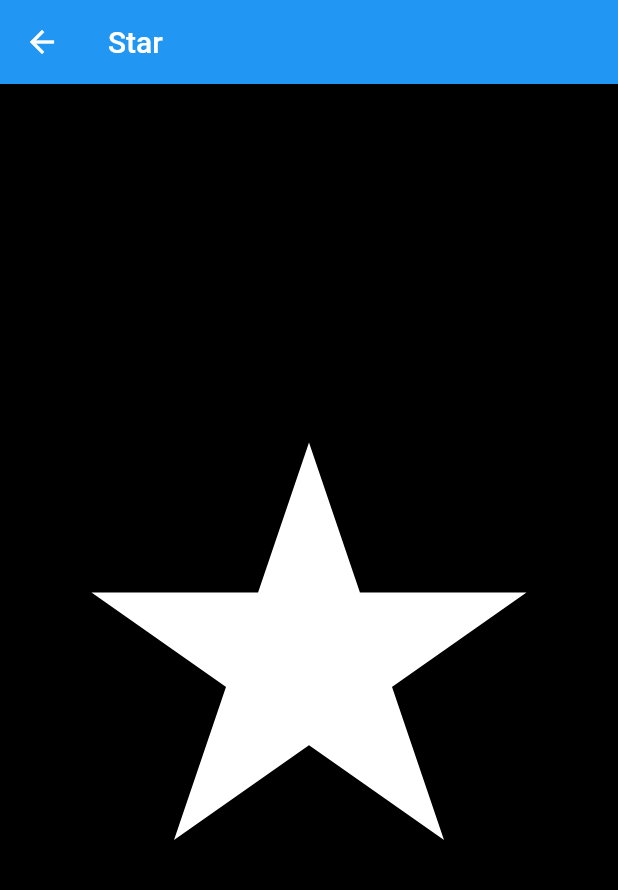
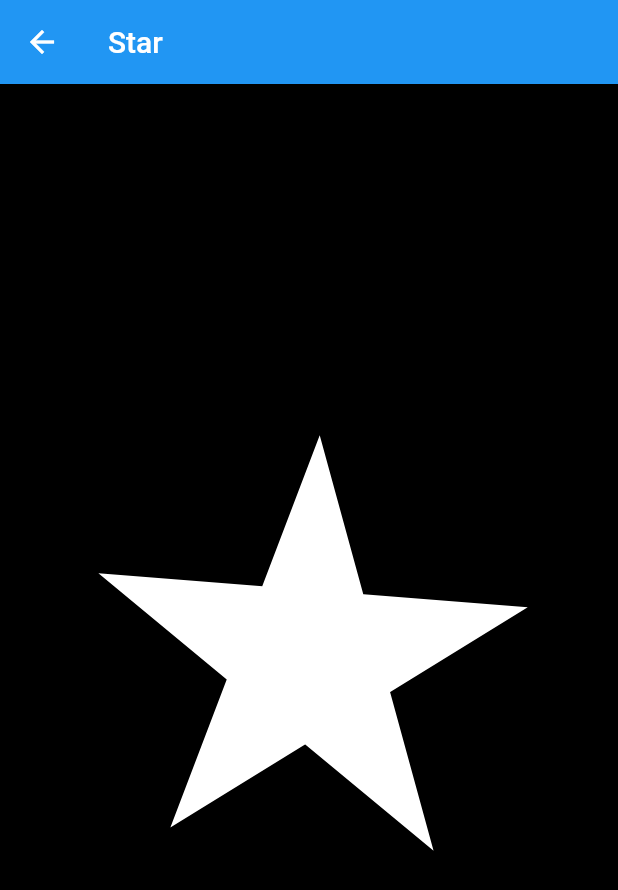
Before and after one commit to kazuki-oshino/custom_painter_sample, a Flutter app: the screen it shows after launch, after a tap on "Star", on a phone screen of 412 x 824 dp. Shown: the top 890 px of the screen. Run offline on Flutter 3.47's test engine with Material 2 defaults, Android fonts, the phone set to English and light mode, and no system bars; our stand-ins replace flutter_hooks, hooks_riverpod.

Commit message:
add rotate animation star screen

```diff
--- a/lib/views/star/star_painter.dart
+++ b/lib/views/star/star_painter.dart
@@ -3,17 +3,23 @@ import 'dart:math';
 import 'package:flutter/material.dart';
 
 class StarPainter extends CustomPainter {
+  final double val;
+
+  StarPainter({required this.val});
+
   @override
   void paint(Canvas canvas, Size size) {
+    final _offsetList = <Offset>[
+      Offset(90, 120),
+      Offset(-145, -45),
+      Offset(145, -45),
+      Offset(-90, 120),
+      Offset(0, -145),
+    ];
 
-    final _offsetList = <Offset>[];
-    _offsetList.add(Offset(90, 120));
-    _offsetList.add(Offset(-145, -45));
-    _offsetList.add(Offset(145, -45));
-    _offsetList.add(Offset(-90, 120));
-    _offsetList.add(Offset(0, -145));
+    final _rotateOffsetList = _offsetList.map((o) => _rotate(o, val)).toList();
 
-    final path = Path()..addPolygon(_offsetList, false);
+    final path = Path()..addPolygon(_rotateOffsetList, false);
     canvas.drawPath(
       path,
       Paint()
@@ -24,19 +30,13 @@ class StarPainter extends CustomPainter {
 
   @override
   bool shouldRepaint(covariant CustomPainter oldDelegate) {
-    return false;
+    return true;
   }
 
-  Offset _affinTranslate(
-    Offset pos, {
-    double radians = 0,
-    double scale = 1.0,
-    double tx = 0,
-    double ty = 0,
-  }) {
-    final dx = scale * (pos.dx * cos(radians) - pos.dy * sin(radians)) + tx;
-    final dy = scale * (pos.dx * sin(radians) + pos.dy * cos(radians)) + ty;
-    print('dx:$dx, dy:$dy');
+  /// 回転の公式を利用し、指定したラジアンで回転させた場合のOffsetを返す
+  Offset _rotate(Offset old, double radians) {
+    final dx = (old.dx * cos(radians)) - (old.dy * sin(radians));
+    final dy = (old.dx * sin(radians)) + (old.dy * cos(radians));
     return Offset(dx, dy);
   }
 }
--- a/lib/views/star/star_screen.dart
+++ b/lib/views/star/star_screen.dart
@@ -1,3 +1,5 @@
+import 'dart:math';
+
 import 'package:custom_painter_sample/views/star/star_painter.dart';
 import 'package:flutter/material.dart';
 
@@ -6,7 +8,39 @@ class StarScreen extends StatefulWidget {
   _StarScreenState createState() => _StarScreenState();
 }
 
-class _StarScreenState extends State<StarScreen> {
+class _StarScreenState extends State<StarScreen> with SingleTickerProviderStateMixin {
+
+  late Animation<double> animation;
+  late AnimationController controller;
+
+  @override
+  void initState() {
+    super.initState();
+    controller =
+        AnimationController(vsync: this, duration: Duration(seconds: 10));
+
+    Tween<double> _rotationTween = Tween(begin: -pi, end: pi);
+
+    animation = _rotationTween.animate(controller)
+      ..addListener(() {
+        setState(() {});
+      })
+      ..addStatusListener((status) {
+        if (status == AnimationStatus.completed) {
+          controller.repeat();
+        } else if (status == AnimationStatus.dismissed) {
+          controller.forward();
+        }
+      });
+    controller.forward();
+  }
+
+  @override
+  void dispose() {
+    controller.dispose();
+    super.dispose();
+  }
+
   @override
   Widget build(BuildContext context) {
     return Scaffold(
@@ -14,11 +48,16 @@ class _StarScreenState extends State<StarScreen> {
         title: Text('Star'),
       ),
       backgroundColor: Colors.black,
-      body: Center(
-        child: CustomPaint(
-          // size: Size(double.infinity, double.infinity),
-          painter: StarPainter(),
-        ),
+      body: AnimatedBuilder(
+        animation: animation,
+        builder: (BuildContext context, Widget? child) {
+          return Center(
+            child: CustomPaint(
+              // size: Size(double.infinity, double.infinity),
+              painter: StarPainter(val: animation.value),
+            ),
+          );
+        },
       ),
     );
   }
```
